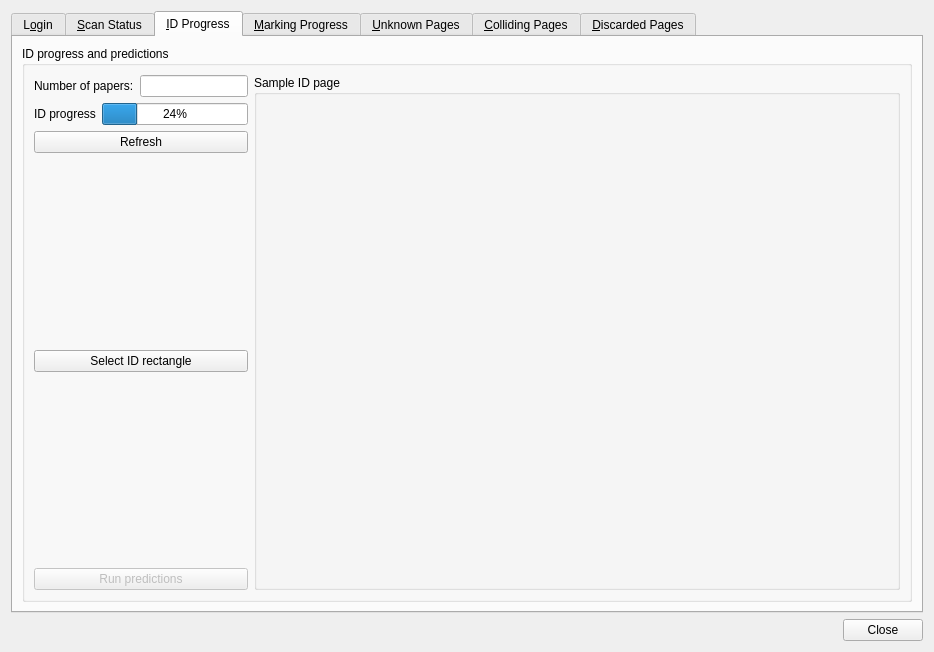
First picture: the form in qtCreatorFiles/ui_iic.ui, repository plomgrading/plom, before the edit.
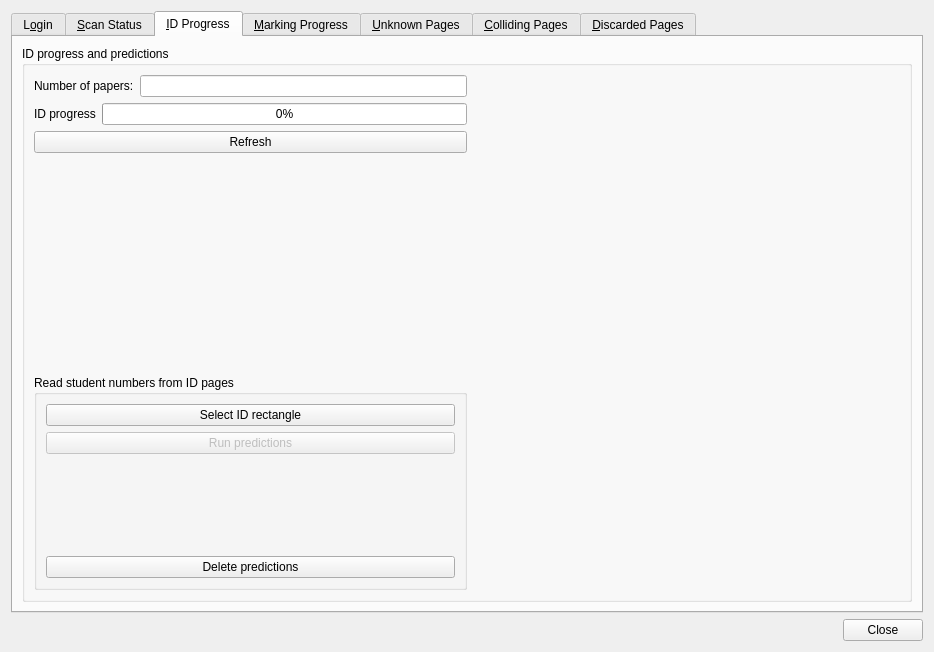
Second picture: the form after the edit. The open tabs and pages were chosen to show the change.

Diff of the .ui file:
```diff
--- a/qtCreatorFiles/ui_iic.ui
+++ b/qtCreatorFiles/ui_iic.ui
@@ -393,7 +393,7 @@
               <item>
                <widget class="QProgressBar" name="idPB">
                 <property name="value">
-                 <number>24</number>
+                 <number>0</number>
                 </property>
                </widget>
               </item>
@@ -420,25 +420,18 @@
              </spacer>
             </item>
             <item>
+             <widget class="QGroupBox" name="groupBox_4">
+              <property name="title">
+               <string>Read student numbers from ID pages</string>
+              </property>
+              <layout class="QVBoxLayout" name="verticalLayout_12">
+               <item>
              <widget class="QPushButton" name="selectRectButton">
               <property name="text">
                <string>Select ID rectangle</string>
               </property>
              </widget>
             </item>
-            <item>
-             <spacer name="verticalSpacer_2">
-              <property name="orientation">
-               <enum>Qt::Vertical</enum>
-              </property>
-              <property name="sizeHint" stdset="0">
-               <size>
-                <width>20</width>
-                <height>40</height>
-               </size>
-              </property>
-             </spacer>
-            </item>
             <item>
              <widget class="QPushButton" name="predictButton">
               <property name="enabled">
@@ -449,20 +442,43 @@
               </property>
              </widget>
             </item>
-           </layout>
-          </item>
+               <item>
+                <spacer name="verticalSpacer_2">
+                 <property name="orientation">
+                  <enum>Qt::Vertical</enum>
+                 </property>
+                 <property name="sizeHint" stdset="0">
+                  <size>
+                   <width>20</width>
+                   <height>40</height>
+                  </size>
+                 </property>
+                </spacer>
+               </item>
+               <item>
+                <widget class="QPushButton" name="delPredButton">
+                 <property name="text">
+                  <string>Delete predictions</string>
+                 </property>
+                </widget>
+               </item>
+              </layout>
+             </widget>
+            </item>
+           </layout>
+          </item>
           <item>
-           <widget class="QGroupBox" name="idGB">
-            <property name="sizePolicy">
-             <sizepolicy hsizetype="Preferred" vsizetype="Preferred">
-              <horstretch>1</horstretch>
-              <verstretch>0</verstretch>
-             </sizepolicy>
+           <spacer name="horizontalSpacer_9">
+            <property name="orientation">
+             <enum>Qt::Horizontal</enum>
             </property>
-            <property name="title">
-             <string>Sample ID page</string>
+            <property name="sizeHint" stdset="0">
+             <size>
+              <width>40</width>
+              <height>20</height>
+             </size>
             </property>
-           </widget>
+           </spacer>
           </item>
          </layout>
         </widget>
```
Left out of the diff: 4 changed lines with no effect on the pictures. Lines whose indentation alone changed are shown as unchanged.
